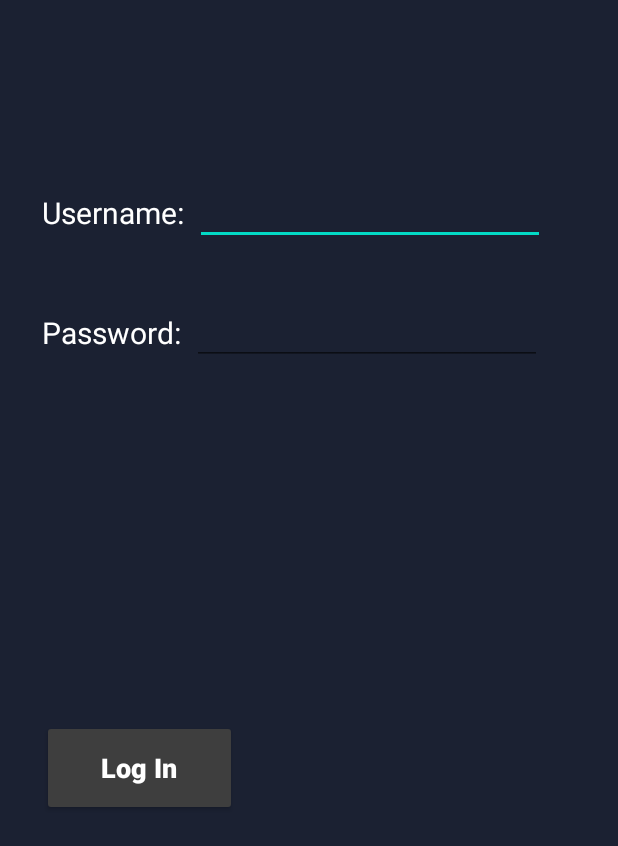
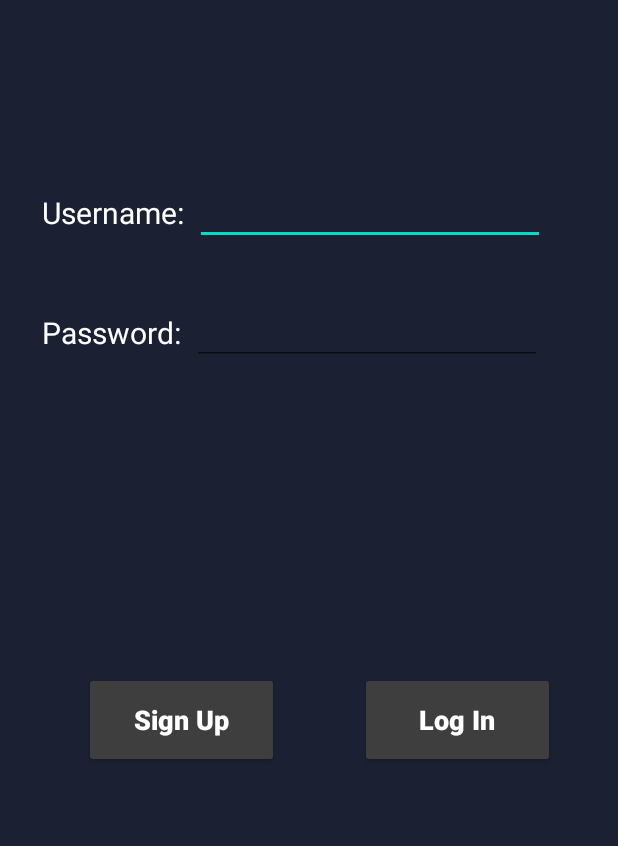
Before and after one commit to Schwartzblat/Sudoko-App, an Android app: the screen it shows after launch (logIn), after a tap on "Log In", on a phone screen of 412 x 824 dp. Shown: the top 846 px of the screen. Run offline under Robolectric (Android 15) with nearby library versions, the light colour scheme and no system bars; our stand-ins replace Firebase (no records; nobody signed in at launch, a user with empty details on screens opened directly).

Commit message:
add back to sign up button on log in page

```diff
--- a/app/src/main/java/com/example/MathApp/logIn.java
+++ b/app/src/main/java/com/example/MathApp/logIn.java
@@ -87,4 +87,10 @@ public class logIn extends AppCompatActivity {
     public void onBackPressed() {
         moveTaskToBack(true);
     }
+
+    public void launchSignUp(View v){
+        Intent i = new Intent(this, signUp.class);
+        startActivity(i);
+        finish();
+    }
 }
--- a/app/src/main/java/com/example/MathApp/signUp.java
+++ b/app/src/main/java/com/example/MathApp/signUp.java
@@ -160,6 +160,7 @@ public class signUp extends AppCompatActivity {
     public void launchLogIn(View V){
         Intent i = new Intent(this, logIn.class);
         startActivity(i);
+        finish();
     }
 
     @Override
--- a/app/src/main/res/layout/activity_log_in.xml
+++ b/app/src/main/res/layout/activity_log_in.xml
@@ -59,8 +59,8 @@
     <Button
         android:layout_width="130dp"
         android:layout_height="64dp"
-        android:layout_marginStart="28dp"
-        android:layout_marginBottom="280dp"
+        android:layout_marginStart="240dp"
+        android:layout_marginBottom="312dp"
         android:backgroundTint="#3E3E3E"
         android:onClick="log"
         android:text="Log In"
@@ -70,4 +70,20 @@
         android:textStyle="bold"
         app:layout_constraintBottom_toBottomOf="parent"
         app:layout_constraintStart_toStartOf="parent" />
+
+    <Button
+        android:id="@+id/button7"
+        android:layout_width="130dp"
+        android:layout_height="64dp"
+        android:layout_marginStart="56dp"
+        android:layout_marginBottom="312dp"
+        android:backgroundTint="#3E3E3E"
+        android:onClick="launchSignUp"
+        android:text="Sign Up"
+        android:textAllCaps="false"
+        android:textColor="@color/common_google_signin_btn_text_dark_default"
+        android:textSize="18sp"
+        android:textStyle="bold"
+        app:layout_constraintBottom_toBottomOf="parent"
+        app:layout_constraintStart_toStartOf="parent" />
 </androidx.constraintlayout.widget.ConstraintLayout>
```
